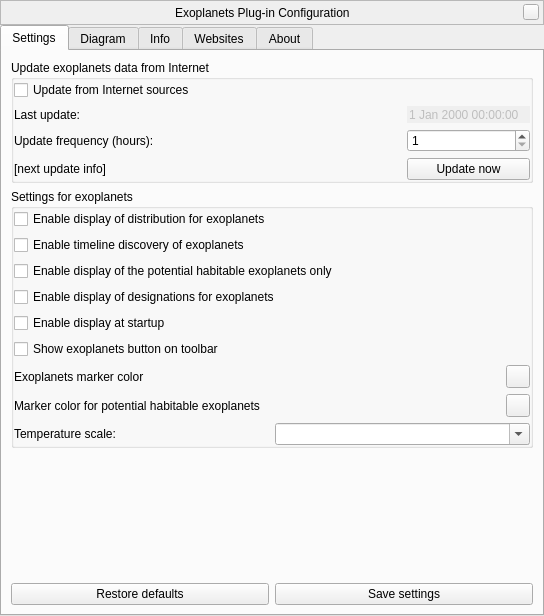
Qt form plugins/Exoplanets/src/gui/exoplanetsDialog.ui (519984307/stellarium_src) before a commit.
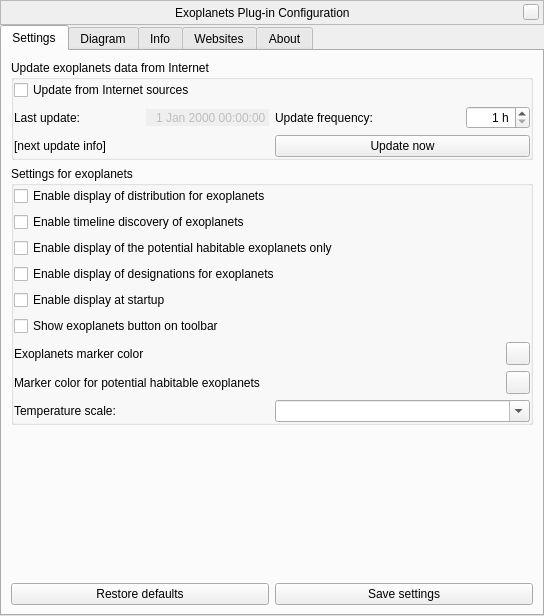
The same form after that commit. Custom widgets are drawn as their Qt base class.

Patch:
```diff
--- a/plugins/Exoplanets/src/gui/exoplanetsDialog.ui
+++ b/plugins/Exoplanets/src/gui/exoplanetsDialog.ui
@@ -179,13 +179,28 @@
           <item>
            <layout class="QGridLayout" name="gridLayout">
             <item row="0" column="0">
+             <layout class="QHBoxLayout" name="horizontalLayout_6">
+              <item>
              <widget class="QLabel" name="lastUpdateLabel">
               <property name="text">
                <string>Last update:</string>
               </property>
              </widget>
             </item>
-            <item row="0" column="2">
+              <item>
+               <spacer name="horizontalSpacer_2">
+                <property name="orientation">
+                 <enum>Qt::Horizontal</enum>
+                </property>
+                <property name="sizeHint" stdset="0">
+                 <size>
+                  <width>40</width>
+                  <height>20</height>
+                 </size>
+                </property>
+               </spacer>
+              </item>
+              <item>
              <widget class="QDateTimeEdit" name="lastUpdateDateTimeEdit">
               <property name="enabled">
                <bool>false</bool>
@@ -193,20 +208,46 @@
               <property name="frame">
                <bool>false</bool>
               </property>
+                <property name="alignment">
+                 <set>Qt::AlignRight|Qt::AlignTrailing|Qt::AlignVCenter</set>
+                </property>
               <property name="buttonSymbols">
                <enum>QAbstractSpinBox::NoButtons</enum>
               </property>
              </widget>
             </item>
-            <item row="1" column="0">
+             </layout>
+            </item>
+            <item row="0" column="1">
+             <layout class="QHBoxLayout" name="horizontalLayout_10">
+              <item>
              <widget class="QLabel" name="updateFrequencyLabel">
               <property name="text">
-               <string>Update frequency (hours):</string>
+                 <string>Update frequency:</string>
               </property>
              </widget>
             </item>
-            <item row="1" column="2">
+              <item>
+               <spacer name="horizontalSpacer_3">
+                <property name="orientation">
+                 <enum>Qt::Horizontal</enum>
+                </property>
+                <property name="sizeHint" stdset="0">
+                 <size>
+                  <width>40</width>
+                  <height>20</height>
+                 </size>
+                </property>
+               </spacer>
+              </item>
+              <item>
              <widget class="QSpinBox" name="updateFrequencySpinBox">
+                <property name="alignment">
+                 <set>Qt::AlignRight|Qt::AlignTrailing|Qt::AlignVCenter</set>
+                </property>
+                <property name="suffix">
+                 <string comment="time unit" extracomment="TRANSLATORS: = &quot;hours&quot;"> h</string>
+                </property>
               <property name="minimum">
                <number>1</number>
               </property>
@@ -218,27 +259,16 @@
               </property>
              </widget>
             </item>
-            <item row="2" column="0">
+             </layout>
+            </item>
+            <item row="1" column="0">
              <widget class="QLabel" name="nextUpdateLabel">
               <property name="text">
                <string>[next update info]</string>
               </property>
              </widget>
             </item>
-            <item row="2" column="1">
-             <spacer name="horizontalSpacer">
-              <property name="orientation">
-               <enum>Qt::Horizontal</enum>
-              </property>
-              <property name="sizeHint" stdset="0">
-               <size>
-                <width>17</width>
-                <height>20</height>
-               </size>
-              </property>
-             </spacer>
-            </item>
-            <item row="2" column="2">
+            <item row="1" column="1">
              <widget class="QPushButton" name="updateButton">
               <property name="text">
                <string>Update now</string>
```
Left out of the diff: 2 changed lines with no effect on the pictures. Lines whose indentation alone changed are shown as unchanged.
